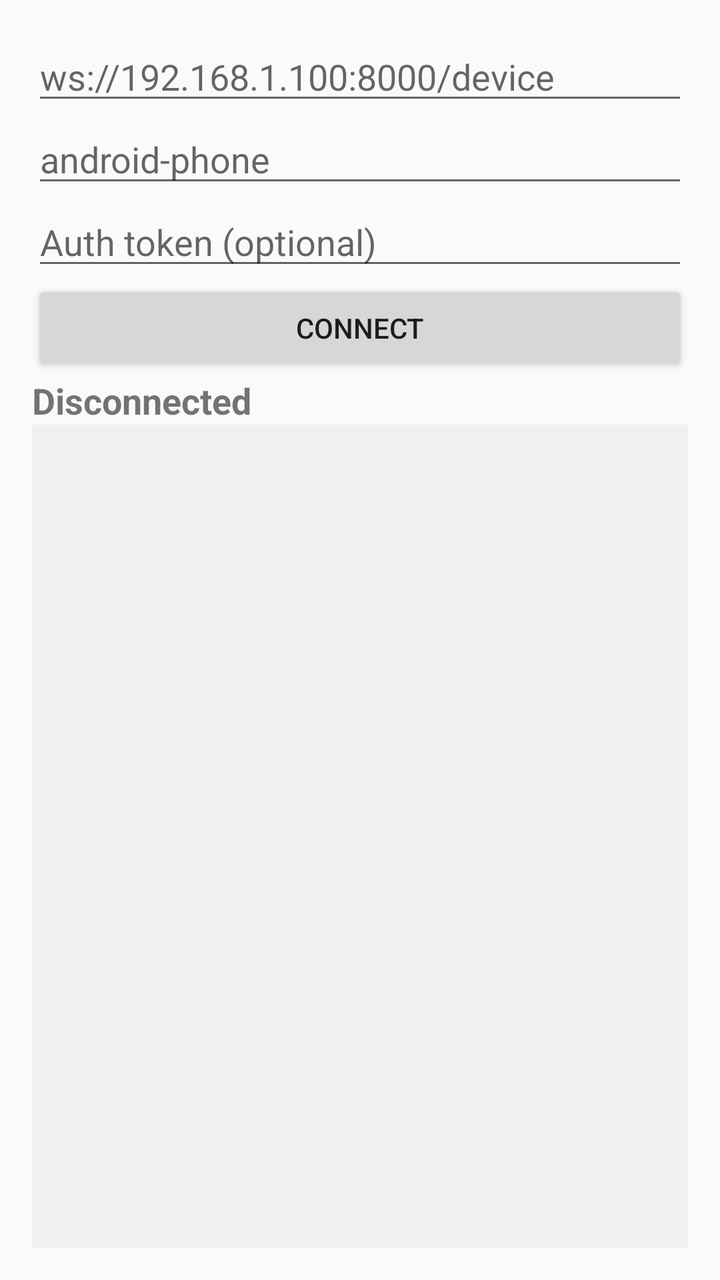
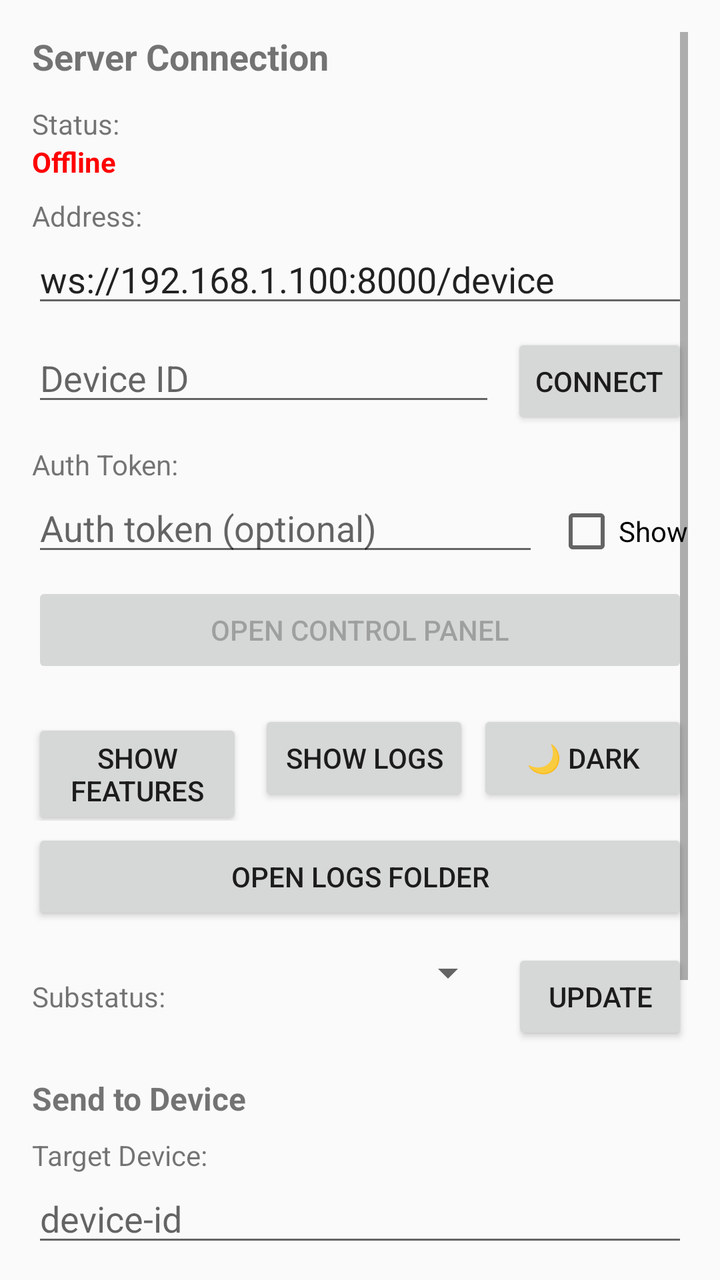

Screens rendered from an Android XML layout before and after an edit, with the pre-edit source and the edit as a unified diff.
<!-- AndroidManifest.xml: application theme Theme.YukiAndroid -->
<!-- res/layout/activity_main.xml -->
<?xml version="1.0" encoding="utf-8"?>
<LinearLayout xmlns:android="http://schemas.android.com/apk/res/android"
    android:layout_width="match_parent"
    android:layout_height="match_parent"
    android:orientation="vertical"
    android:padding="16dp">

    <EditText
        android:id="@+id/etServer"
        android:layout_width="match_parent"
        android:layout_height="wrap_content"
        android:hint="ws://192.168.1.100:8000/device" />

    <EditText
        android:id="@+id/etDeviceId"
        android:layout_width="match_parent"
        android:layout_height="wrap_content"
        android:hint="android-phone" />

    <EditText
        android:id="@+id/etAuthToken"
        android:layout_width="match_parent"
        android:layout_height="wrap_content"
        android:hint="Auth token (optional)" />

    <Button
        android:id="@+id/btnConnect"
        android:layout_width="match_parent"
        android:layout_height="wrap_content"
        android:text="Connect" />

    <TextView
        android:id="@+id/tvStatus"
        android:layout_width="match_parent"
        android:layout_height="wrap_content"
        android:text="Disconnected"
        android:textSize="18sp"
        android:textStyle="bold" />

    <TextView
        android:id="@+id/tvLog"
        android:layout_width="match_parent"
        android:layout_height="0dp"
        android:layout_weight="1"
        android:background="#f0f0f0"
        android:padding="8dp"
        android:scrollbars="vertical"
        android:textSize="12sp"
        android:typeface="monospace" />
</LinearLayout>
<!-- resources referenced by this layout -->
<resources>
  <style name="Theme.YukiAndroid" parent="Theme.AppCompat.Light.DarkActionBar">
          <item name="colorPrimary">@color/purple_500</item>
          <item name="colorPrimaryDark">@color/purple_700</item>
          <item name="colorAccent">@color/purple_200</item>
      </style>
  <color name="purple_500">#FF6200EE</color>
  <color name="purple_700">#FF3700B3</color>
  <color name="purple_200">#FFBB86FC</color>
</resources>

<!-- the commit's change to res/layout/activity_main.xml (unified diff, before → after) -->
@@ -1,50 +1,311 @@
 <?xml version="1.0" encoding="utf-8"?>
-<LinearLayout xmlns:android="http://schemas.android.com/apk/res/android"
+<ScrollView xmlns:android="http://schemas.android.com/apk/res/android"
     android:layout_width="match_parent"
     android:layout_height="match_parent"
-    android:orientation="vertical"
     android:padding="16dp">
 
-    <EditText
-        android:id="@+id/etServer"
+    <LinearLayout
         android:layout_width="match_parent"
         android:layout_height="wrap_content"
-        android:hint="ws://192.168.1.100:8000/device" />
-
-    <EditText
-        android:id="@+id/etDeviceId"
-        android:layout_width="match_parent"
-        android:layout_height="wrap_content"
-        android:hint="android-phone" />
-
-    <EditText
-        android:id="@+id/etAuthToken"
-        android:layout_width="match_parent"
-        android:layout_height="wrap_content"
-        android:hint="Auth token (optional)" />
-
-    <Button
-        android:id="@+id/btnConnect"
-        android:layout_width="match_parent"
-        android:layout_height="wrap_content"
-        android:text="Connect" />
-
-    <TextView
-        android:id="@+id/tvStatus"
-        android:layout_width="match_parent"
-        android:layout_height="wrap_content"
-        android:text="Disconnected"
-        android:textSize="18sp"
-        android:textStyle="bold" />
-
-    <TextView
-        android:id="@+id/tvLog"
-        android:layout_width="match_parent"
-        android:layout_height="0dp"
-        android:layout_weight="1"
-        android:background="#f0f0f0"
-        android:padding="8dp"
-        android:scrollbars="vertical"
-        android:textSize="12sp"
-        android:typeface="monospace" />
-</LinearLayout>
+        android:orientation="vertical">
+
+        
+        <TextView
+            android:layout_width="match_parent"
+            android:layout_height="wrap_content"
+            android:text="Server Connection"
+            android:textSize="18sp"
+            android:textStyle="bold"
+            android:layout_marginBottom="12dp" />
+
+        <TextView
+            android:layout_width="wrap_content"
+            android:layout_height="wrap_content"
+            android:text="Status:"
+            android:textSize="14sp" />
+
+        <TextView
+            android:id="@+id/tvStatus"
+            android:layout_width="wrap_content"
+            android:layout_height="wrap_content"
+            android:text="Offline"
+            android:textSize="14sp"
+            android:textStyle="bold"
+            android:textColor="#FF0000"
+            android:layout_marginBottom="8dp" />
+
+        <TextView
+            android:layout_width="wrap_content"
+            android:layout_height="wrap_content"
+            android:text="Address:"
+            android:textSize="14sp" />
+
+        <EditText
+            android:id="@+id/etServer"
+            android:layout_width="match_parent"
+            android:layout_height="wrap_content"
+            android:hint="ws://localhost:8000"
+            android:text="ws://192.168.1.100:8000/device"
+            android:layout_marginBottom="8dp" />
+
+        <LinearLayout
+            android:layout_width="match_parent"
+            android:layout_height="wrap_content"
+            android:orientation="horizontal">
+
+            <EditText
+                android:id="@+id/etDeviceId"
+                android:layout_width="0dp"
+                android:layout_height="wrap_content"
+                android:layout_weight="1"
+                android:hint="Device ID"
+                android:layout_marginEnd="8dp" />
+
+            <Button
+                android:id="@+id/btnConnect"
+                android:layout_width="wrap_content"
+                android:layout_height="wrap_content"
+                android:text="Connect" />
+        </LinearLayout>
+
+        <TextView
+            android:layout_width="wrap_content"
+            android:layout_height="wrap_content"
+            android:text="Auth Token:"
+            android:textSize="14sp"
+            android:layout_marginTop="8dp" />
+
+        <LinearLayout
+            android:layout_width="match_parent"
+            android:layout_height="wrap_content"
+            android:orientation="horizontal">
+
+            <EditText
+                android:id="@+id/etAuthToken"
+                android:layout_width="0dp"
+                android:layout_height="wrap_content"
+                android:layout_weight="1"
+                android:hint="Auth token (optional)"
+                android:inputType="textPassword"
+                android:layout_marginEnd="8dp" />
+
+            <CheckBox
+                android:id="@+id/chkShowToken"
+                android:layout_width="wrap_content"
+                android:layout_height="wrap_content"
+                android:text="Show" />
+        </LinearLayout>
+
+        <Button
+            android:id="@+id/btnOpenPanel"
+            android:layout_width="match_parent"
+            android:layout_height="wrap_content"
+            android:text="Open Control Panel"
+            android:enabled="false"
+            android:layout_marginTop="8dp" />
+
+        
+        <LinearLayout
+            android:layout_width="match_parent"
+            android:layout_height="wrap_content"
+            android:orientation="horizontal"
+            android:layout_marginTop="16dp">
+
+            <Button
+                android:id="@+id/btnToggleFeatures"
+                android:layout_width="0dp"
+                android:layout_height="wrap_content"
+                android:layout_weight="1"
+                android:text="Show features"
+                android:layout_marginEnd="4dp" />
+
+            <Button
+                android:id="@+id/btnToggleLogs"
+                android:layout_width="0dp"
+                android:layout_height="wrap_content"
+                android:layout_weight="1"
+                android:text="Show logs"
+                android:layout_marginStart="4dp" />
+
+            <Button
+                android:id="@+id/btnToggleTheme"
+                android:layout_width="0dp"
+                android:layout_height="wrap_content"
+                android:layout_weight="1"
+                android:text="🌙 Dark"
+                android:layout_marginStart="4dp" />
+        </LinearLayout>
+
+        <Button
+            android:id="@+id/btnOpenLogs"
+            android:layout_width="match_parent"
+            android:layout_height="wrap_content"
+            android:text="Open Logs Folder"
+            android:layout_marginTop="4dp" />
+
+        
+        <LinearLayout
+            android:id="@+id/groupCapabilities"
+            android:layout_width="match_parent"
+            android:layout_height="wrap_content"
+            android:orientation="vertical"
+            android:visibility="gone"
+            android:layout_marginTop="12dp">
+
+            <TextView
+                android:layout_width="match_parent"
+                android:layout_height="wrap_content"
+                android:text="Enabled Capabilities"
+                android:textSize="16sp"
+                android:textStyle="bold"
+                android:layout_marginBottom="8dp" />
+
+            <CheckBox
+                android:id="@+id/chkOpenBrowser"
+                android:layout_width="match_parent"
+                android:layout_height="wrap_content"
+                android:text="open_browser"
+                android:checked="true" />
+
+            <CheckBox
+                android:id="@+id/chkShowNotification"
+                android:layout_width="match_parent"
+                android:layout_height="wrap_content"
+                android:text="show_notification"
+                android:checked="true" />
+
+            <CheckBox
+                android:id="@+id/chkSetVolume"
+                android:layout_width="match_parent"
+                android:layout_height="wrap_content"
+                android:text="set_volume"
+                android:checked="true" />
+
+            <CheckBox
+                android:id="@+id/chkVolumeUp"
+                android:layout_width="match_parent"
+                android:layout_height="wrap_content"
+                android:text="volume_up"
+                android:checked="true" />
+
+            <CheckBox
+                android:id="@+id/chkVolumeDown"
+                android:layout_width="match_parent"
+                android:layout_height="wrap_content"
+                android:text="volume_down"
+                android:checked="true" />
+
+            <CheckBox
+                android:id="@+id/chkGetStatus"
+                android:layout_width="match_parent"
+                android:layout_height="wrap_content"
+                android:text="get_status"
+                android:checked="true" />
+        </LinearLayout>
+
+        
+        <LinearLayout
+            android:layout_width="match_parent"
+            android:layout_height="wrap_content"
+            android:orientation="horizontal"
+            android:layout_marginTop="12dp">
+
+            <TextView
+                android:layout_width="wrap_content"
+                android:layout_height="wrap_content"
+                android:text="Substatus:"
+                android:textSize="14sp" />
+
+            <Spinner
+                android:id="@+id/spinnerSubstatus"
+                android:layout_width="0dp"
+                android:layout_height="wrap_content"
+                android:layout_weight="1"
+                android:layout_marginStart="8dp"
+                android:layout_marginEnd="8dp" />
+
+            <Button
+                android:id="@+id/btnUpdateStatus"
+                android:layout_width="wrap_content"
+                android:layout_height="wrap_content"
+                android:text="Update" />
+        </LinearLayout>
+
+        
+        <TextView
+            android:layout_width="match_parent"
+            android:layout_height="wrap_content"
+            android:text="Send to Device"
+            android:textSize="16sp"
+            android:textStyle="bold"
+            android:layout_marginTop="16dp"
+            android:layout_marginBottom="8dp" />
+
+        <TextView
+            android:layout_width="wrap_content"
+            android:layout_height="wrap_content"
+            android:text="Target Device:" />
+
+        <EditText
+            android:id="@+id/etTargetDevice"
+            android:layout_width="match_parent"
+            android:layout_height="wrap_content"
+            android:hint="device-id"
+            android:layout_marginBottom="8dp" />
+
+        <TextView
+            android:layout_width="wrap_content"
+            android:layout_height="wrap_content"
+            android:text="Command:" />
+
+        <EditText
+            android:id="@+id/etCustomCommand"
+            android:layout_width="match_parent"
+            android:layout_height="wrap_content"
+            android:hint="command"
+            android:layout_marginBottom="8dp" />
+
+        <TextView
+            android:layout_width="wrap_content"
+            android:layout_height="wrap_content"
+            android:text="Payload (JSON):" />
+
+        <EditText
+            android:id="@+id/etPayload"
+            android:layout_width="match_parent"
+            android:layout_height="wrap_content"
+            android:hint="{}"
+            android:layout_marginBottom="8dp" />
+
+        <Button
+            android:id="@+id/btnSendToDevice"
+            android:layout_width="wrap_content"
+            android:layout_height="wrap_content"
+            android:text="Send to Device"
+            android:enabled="false" />
+
+        
+        <TextView
+            android:id="@+id/tvLogsLabel"
+            android:layout_width="match_parent"
+            android:layout_height="wrap_content"
+            android:text="Logs"
+            android:textSize="16sp"
+            android:textStyle="bold"
+            android:layout_marginTop="16dp"
+            android:visibility="gone" />
+
+        <TextView
+            android:id="@+id/tvLog"
+            android:layout_width="match_parent"
+            android:layout_height="200dp"
+            android:background="#1a1a1a"
+            android:padding="8dp"
+            android:textSize="11sp"
+            android:typeface="monospace"
+            android:textColor="#cccccc"
+            android:scrollbars="vertical"
+            android:visibility="gone" />
+
+    </LinearLayout>
+</ScrollView>
